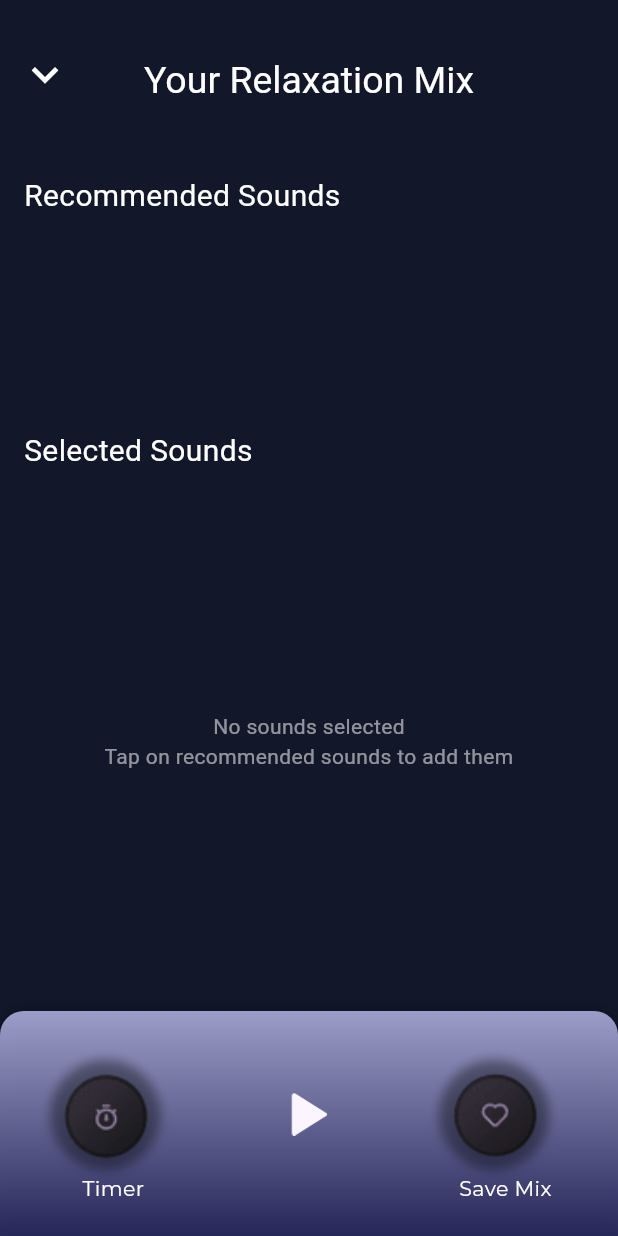
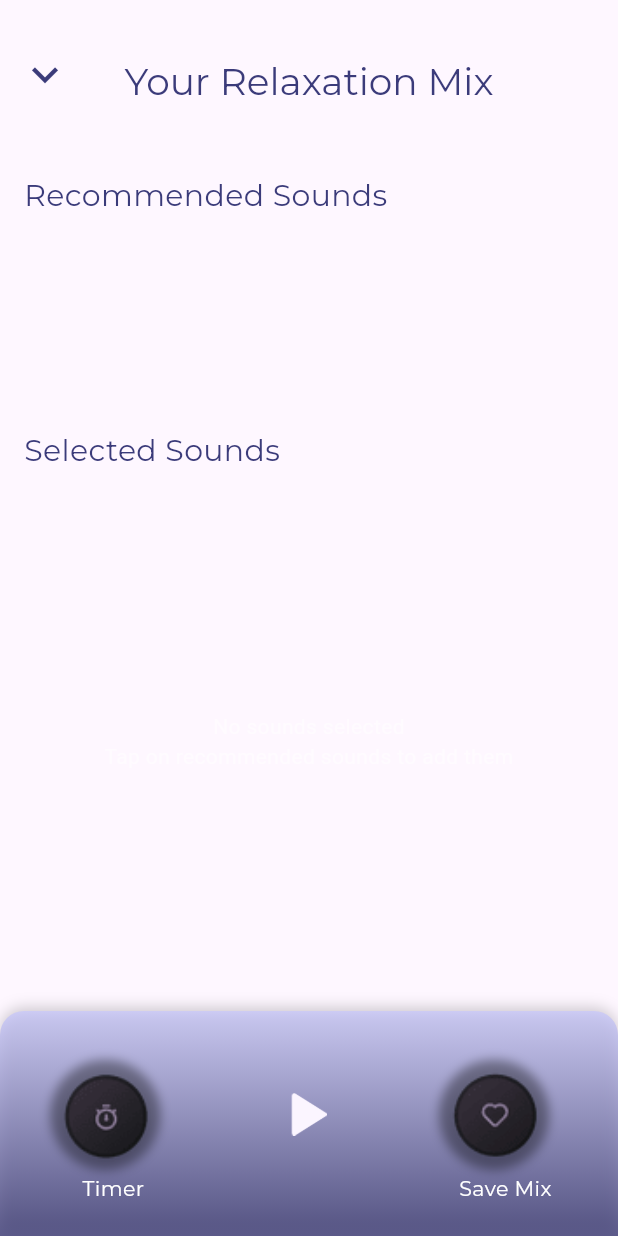
Before and after one commit to ashokstha61/test_clarity, a Flutter app: the RelaxationMixPage screen opened directly with empty values, on a phone screen of 412 x 824 dp. Run offline on Flutter 3.47's test engine with Material 3 defaults, Android fonts, the phone set to English and light mode, and no system bars; our stand-ins replace circular_countdown_timer, cloud_firestore, firebase_auth, firebase_core, flutter_screenutil, flutter_styled_toast and 5 more; accounts and stored records are empty.

Commit message:
minure improvement in the ui in the relaxationmix page

```diff
--- a/lib/theme.dart
+++ b/lib/theme.dart
@@ -126,4 +126,9 @@ class ThemeHelper {
         ? Colors.black
         : Colors.white;
   }
+  static Color remixBackgroundColor(BuildContext context) {
+    return Theme.of(context).brightness == Brightness.dark
+        ? Colors.white54
+        : Colors.black54;
+  }
 }
--- a/lib/view/Sound page/sound.dart
+++ b/lib/view/Sound page/sound.dart
@@ -121,7 +121,7 @@ class _SoundPageState extends State<SoundPage> {
               const SizedBox(height: 16),
               ElevatedButton(
                 onPressed: _loadSounds,
-                child: const Text('Retry'),
+                child:  Text('Retry'),
               ),
             ],
           ),
@@ -138,7 +138,7 @@ class _SoundPageState extends State<SoundPage> {
             child: RefreshIndicator(
               onRefresh: _loadSounds,
               child: _sounds.isEmpty
-                  ? const Center(child: Text('No sounds available'))
+                  ?  Center(child: Text('No sounds available'))
                   : ListView.builder(
                 itemCount: _sounds.length,
                 itemBuilder: (context, index) {
--- a/lib/view/sound mixing page/fixedrelaxationmix.dart
+++ b/lib/view/sound mixing page/fixedrelaxationmix.dart
@@ -283,8 +283,6 @@ class _RelaxationMixPageState extends State<RelaxationMixPage> {
     widget.onSoundsChanged(_buildUpdatedSounds());
   }
 
-
-
   Future<void> _removeSoundFromMixInternal(
     NewSoundModel sound,
     bool updateCallback,
@@ -294,7 +292,9 @@ class _RelaxationMixPageState extends State<RelaxationMixPage> {
         _selectedSounds.removeWhere((s) => s.title == sound.title);
 
         // find original index in the full sounds list
-      final originalIndex = widget.sounds.indexWhere((s) => s.title == sound.title);
+        final originalIndex = widget.sounds.indexWhere(
+          (s) => s.title == sound.title,
+        );
 
         if (originalIndex != -1) {
           // insert back into recommendedSounds at the right position
@@ -305,7 +305,10 @@ class _RelaxationMixPageState extends State<RelaxationMixPage> {
           if (insertIndex == -1) {
             _recommendedSounds.add(sound.copyWith(isSelected: false));
           } else {
-          _recommendedSounds.insert(insertIndex, sound.copyWith(isSelected: false));
+            _recommendedSounds.insert(
+              insertIndex,
+              sound.copyWith(isSelected: false),
+            );
           }
         }
       });
@@ -327,7 +330,6 @@ class _RelaxationMixPageState extends State<RelaxationMixPage> {
       _showErrorSnackBar('Failed to remove sound: $e');
     }
   }
-
 
   // FIX: Properly update volume by creating new list with updated sound
   Future<void> _updateSoundVolume(int index, double volume) async {
@@ -369,9 +371,9 @@ class _RelaxationMixPageState extends State<RelaxationMixPage> {
       appBar: AppBar(
         leadingWidth: 60,
         leading: IconButton(
-          icon: const Icon(
+          icon: Icon(
             Icons.keyboard_arrow_down,
-            color: Colors.white,
+            color: ThemeHelper.textTitle(context),
             size: 35,
           ),
           onPressed: () {
@@ -384,18 +386,22 @@ class _RelaxationMixPageState extends State<RelaxationMixPage> {
           padding: const EdgeInsets.only(top: 8.0),
           child: Column(
             children: [
-              const Text(
+              Text(
                 'Your Relaxation Mix',
-                style: TextStyle(color: Colors.white, fontSize: 25),
+                style: TextStyle(
+                  color: ThemeHelper.textTitle(context),
+                  fontSize: 25,
+                  fontFamily: 'Montserrat',
+                ),
               ),
             ],
           ),
         ),
         centerTitle: true,
-        backgroundColor: const Color.fromRGBO(18, 23, 42, 1),
+        // backgroundColor:  Color.fromRGBO(18, 23, 42, 1),
       ),
       body: Container(
-        color: const Color.fromRGBO(18, 23, 42, 1),
+        // color: const Color.fromRGBO(18, 23, 42, 1),
         child: Column(
           children: [
             Expanded(
@@ -404,9 +410,13 @@ class _RelaxationMixPageState extends State<RelaxationMixPage> {
                 child: Column(
                   crossAxisAlignment: CrossAxisAlignment.start,
                   children: [
-                    const Text(
+                    Text(
                       'Recommended Sounds',
-                      style: TextStyle(fontSize: 20, color: Colors.white),
+                      style: TextStyle(
+                        fontSize: 20,
+                        color: ThemeHelper.textTitle(context),
+                        fontFamily: 'Montserrat',
+                      ),
                     ),
                     const SizedBox(height: 16),
                     SizedBox(
@@ -430,9 +440,13 @@ class _RelaxationMixPageState extends State<RelaxationMixPage> {
                             ),
                     ),
                     const SizedBox(height: 5),
-                    const Text(
+                    Text(
                       'Selected Sounds',
-                      style: TextStyle(fontSize: 20, color: Colors.white),
+                      style: TextStyle(
+                        fontSize: 20,
+                        color: ThemeHelper.textTitle(context),
+                        fontFamily: 'Montserrat',
+                      ),
                     ),
                     const SizedBox(height: 16),
                     Expanded(
@@ -638,9 +652,12 @@ class _RelaxationMixPageState extends State<RelaxationMixPage> {
                 width: 80,
                 height: 80,
                 decoration: BoxDecoration(
-                  color: const Color.fromRGBO(18, 23, 42, 1),
+                  color: Colors.transparent,
                   borderRadius: BorderRadius.circular(5),
-                  border: Border.all(color: Colors.teal[50]!),
+                  border: Border.all(
+                    color: ui.Color.fromARGB(255, 62, 86, 145)!,
+                    width: 2.w,
+                  ),
                 ),
                 child: Column(
                   mainAxisAlignment: MainAxisAlignment.center,
@@ -651,10 +668,11 @@ class _RelaxationMixPageState extends State<RelaxationMixPage> {
                       padding: const EdgeInsets.symmetric(horizontal: 4),
                       child: Text(
                         sound.title.replaceAll('_', ' '),
-                        style: const TextStyle(
+                        style: TextStyle(
                           fontSize: 12,
-                          color: Colors.white,
+                          color: ThemeHelper.textTitle(context),
                           overflow: TextOverflow.ellipsis,
+                          fontFamily: 'Montserrat',
                         ),
                         maxLines: 1,
                       ),
@@ -675,12 +693,15 @@ class _RelaxationMixPageState extends State<RelaxationMixPage> {
       child: Row(
         children: [
           Container(
-            width: 50,
-            height: 50,
+            width: 50.w,
+            height: 50.h,
             decoration: BoxDecoration(
-              color: const Color.fromRGBO(18, 23, 42, 1),
+              color: Colors.transparent,
               borderRadius: BorderRadius.circular(5),
-              border: Border.all(color: Colors.teal[50]!),
+              border: Border.all(
+                color: const ui.Color.fromARGB(255, 51, 61, 108)!,
+                width: 2.w,
+              ),
             ),
             child: Stack(
               clipBehavior: Clip.none,
@@ -722,7 +743,11 @@ class _RelaxationMixPageState extends State<RelaxationMixPage> {
                   padding: EdgeInsets.only(left: 16.sp),
                   child: Text(
                     sound.title.replaceAll('_', ' '),
-                    style: const TextStyle(fontSize: 16, color: Colors.white),
+                    style: TextStyle(
+                      fontSize: 16,
+                      color: ThemeHelper.textTitle(context),
+                      fontFamily: 'Montserrat',
+                    ),
                   ),
                 ),
                 SizedBox(height: 5.h),
```
Lines whose indentation alone changed are shown as unchanged.
